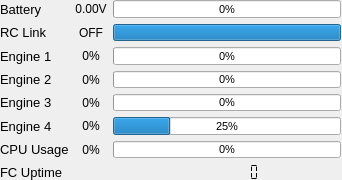
This is gcs/ui/systemstatus.ui in lijian8/ahns10 as Qt 5 draws it before an edit. The edited form follows.
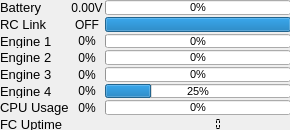
This is the edited form.

Patch:
```diff
--- a/gcs/ui/systemstatus.ui
+++ b/gcs/ui/systemstatus.ui
@@ -6,8 +6,8 @@
    <rect>
     <x>0</x>
     <y>0</y>
-    <width>342</width>
-    <height>180</height>
+    <width>290</width>
+    <height>130</height>
    </rect>
   </property>
   <property name="windowTitle">
@@ -18,11 +18,14 @@
     <rect>
      <x>0</x>
      <y>0</y>
-     <width>341</width>
-     <height>181</height>
+     <width>291</width>
+     <height>131</height>
     </rect>
    </property>
    <layout class="QGridLayout" name="gridLayout">
+    <property name="spacing">
+     <number>2</number>
+    </property>
     <item row="0" column="1">
      <widget class="QLabel" name="voltagelbl">
       <property name="text">
```
